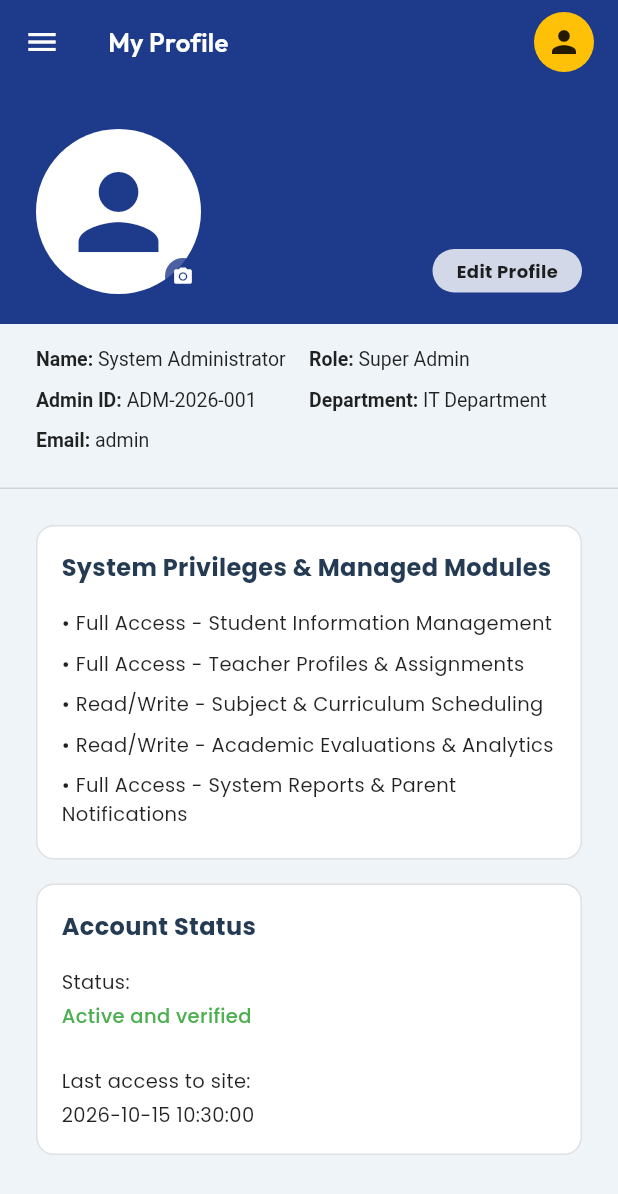
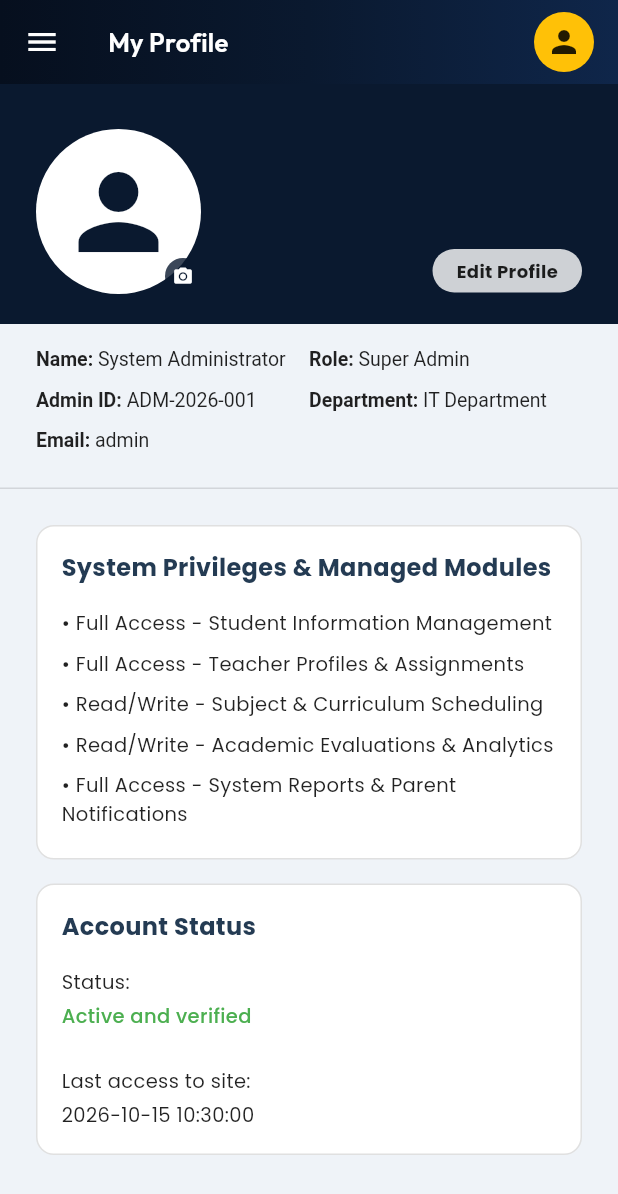
Before and after one commit to HanZeYoo/Academic_System, a Flutter app: the AdminDashboard screen opened directly, after a tap on the "person" icon, on a phone screen of 412 x 824 dp. Shown: the top 1194 px of the screen. Run offline on Flutter 3.47's test engine with Material 3 defaults, Android fonts, the phone set to English and light mode, and no system bars; our stand-ins replace csv, file_picker, firebase_core, firebase_messaging, fl_chart, flutter_local_notifications and 8 more; missing offline and left inert: dart:html, excel, mailer, nfc_manager; accounts and stored records are empty.

Commit message:
color changes of portals

```diff
--- a/lib/screens/admin_dashboard.dart
+++ b/lib/screens/admin_dashboard.dart
@@ -6,7 +6,7 @@ import 'student_management_screen.dart';
 import 'teacher_management_screen.dart';
 import 'subject_class_screen.dart';
 import 'academic_evaluation_screen.dart';
-import 'failure_analytics_screen.dart';
+import 'performance_analytics_screen.dart';
 import 'parent_notification_screen.dart';
 import 'reports_generation_screen.dart';
 import 'announcement_management_screen.dart';
@@ -674,6 +674,10 @@ class _AdminDashboardState extends State<AdminDashboard> {
             backgroundColor: backgroundColor,
             appBar: AppBar(
               backgroundColor: appBarColor,
+              elevation: 0,
+              flexibleSpace: Container(
+                decoration: BoxDecoration(gradient: roleTheme.appBarGradient),
+              ),
               automaticallyImplyLeading: !isDesktop,
               iconTheme: const IconThemeData(color: textWhite),
               title: isDesktop
--- /dev/null
+++ b/lib/screens/failure_analytics_screen.dart
@@ -0,0 +1,2 @@
+// Forwarding export for backward compatibility
+export 'performance_analytics_screen.dart';
--- a/lib/screens/parent_dashboard_screen.dart
+++ b/lib/screens/parent_dashboard_screen.dart
@@ -471,6 +471,9 @@ class _ParentDashboardScreenState extends State<ParentDashboardScreen> {
           appBar: AppBar(
             backgroundColor: roleTheme.primary,
             elevation: 0,
+            flexibleSpace: Container(
+              decoration: BoxDecoration(gradient: roleTheme.appBarGradient),
+            ),
             leading: Builder(
               builder: (ctx) => IconButton(
                 icon: const Icon(Icons.menu, color: Colors.white),
--- a/lib/screens/student_dashboard_screen.dart
+++ b/lib/screens/student_dashboard_screen.dart
@@ -281,6 +281,9 @@ class _StudentDashboardScreenState extends State<StudentDashboardScreen> {
             appBar: AppBar(
               backgroundColor: roleTheme.primary,
               elevation: 0,
+              flexibleSpace: Container(
+                decoration: BoxDecoration(gradient: roleTheme.appBarGradient),
+              ),
               title: Row(
                 children: [
                   Image.asset(
--- a/lib/screens/teacher_dashboard_screen.dart
+++ b/lib/screens/teacher_dashboard_screen.dart
@@ -9,7 +9,7 @@ import 'ecr_import_screen.dart';
 import 'teacher_student_screen.dart';
 import 'shared_profile_screen.dart';
 import 'academic_evaluation_screen.dart';
-import 'failure_analytics_screen.dart';
+import 'performance_analytics_screen.dart';
 import 'parent_notification_screen.dart';
 import 'teacher_attendance_screen.dart';
 import 'reports_generation_screen.dart';
@@ -334,6 +334,9 @@ class _TeacherDashboardScreenState extends State<TeacherDashboardScreen> {
             appBar: AppBar(
               backgroundColor: roleTheme.primary,
               elevation: 0,
+              flexibleSpace: Container(
+                decoration: BoxDecoration(gradient: roleTheme.appBarGradient),
+              ),
               automaticallyImplyLeading: !isDesktop,
               title: isDesktop
                   ? Row(
--- a/lib/utils/role_theme.dart
+++ b/lib/utils/role_theme.dart
@@ -5,6 +5,7 @@ class RoleColorScheme {
   final String roleKey;
   final String displayName;
   final String badgeText;
+  final String portalSubtitle;
 
   /// Primary blue shade (AppBar, primary actions, titles)
   final Color primary;
@@ -45,6 +46,9 @@ class RoleColorScheme {
   /// Gradient for welcome banners or cards
   final LinearGradient cardGradient;
 
+  /// LinearGradient for the Top AppBar
+  final LinearGradient appBarGradient;
+
   /// Icon representing this user role
   final IconData icon;
 
@@ -52,6 +56,7 @@ class RoleColorScheme {
     required this.roleKey,
     required this.displayName,
     required this.badgeText,
+    this.portalSubtitle = '',
     required this.primary,
     required this.primaryDark,
     required this.drawerBackground,
@@ -65,6 +70,7 @@ class RoleColorScheme {
     required this.badgeTextColor,
     required this.scaffoldBackground,
     required this.cardGradient,
+    required this.appBarGradient,
     required this.icon,
   });
 }
@@ -73,130 +79,178 @@ class RoleColorScheme {
 class RoleTheme {
   RoleTheme._();
 
-  // 1. Super Admin: Deep Midnight Navy Blue (Commanding, Secure, Authoritative)
+  // 1. Super Admin: Superior Obsidian Midnight Navy (Executive, Sovereign, Commanding Authority)
   static const RoleColorScheme adminTheme = RoleColorScheme(
     roleKey: 'admin',
     displayName: 'Super Admin',
     badgeText: 'SUPER ADMIN',
-    primary: Color(0xFF1E3A8A), // Midnight Navy Blue (Tailwind Blue 900)
-    primaryDark: Color(0xFF0F1E36),
-    drawerBackground: Color(0xFF0F1E36), // Deep Midnight Navy Drawer
-    drawerHeader: Color(0xFF17294A),
-    drawerSelected: Color(0xFF2563EB), // Vibrant Royal Navy highlight
-    badgeBackground: Color(0x3360A5FA),
-    badgeTextColor: Color(0xFF93C5FD), // Ice Blue
-    scaffoldBackground: Color(0xFFEFF4F9),
+    portalSubtitle: 'Supreme Executive Command',
+    primary: Color(0xFF0A192F), // Obsidian Midnight Navy
+    primaryDark: Color(0xFF050E1C),
+    drawerBackground: Color(0xFF060F1E), // Deepest Sovereign Obsidian Drawer
+    drawerHeader: Color(0xFF0B1B33),
+    drawerSelected: Color(0xFF1D4ED8), // Royal Blue highlight
+    drawerText: Color(0xFFCBD5E1),
+    drawerIcon: Color(0xFF94A3B8),
+    badgeBackground: Color(0x333B82F6),
+    badgeTextColor: Color(0xFF93C5FD), // Ice-Diamond Blue
+    scaffoldBackground: Color(0xFFEFF3F8),
     cardGradient: LinearGradient(
-      colors: [Color(0xFF1E3A8A), Color(0xFF0F1E36)],
+      colors: [Color(0xFF0A1E3F), Color(0xFF050E1C)],
       begin: Alignment.topLeft,
       end: Alignment.bottomRight,
+    ),
+    appBarGradient: LinearGradient(
+      colors: [Color(0xFF060F1E), Color(0xFF0A192F), Color(0xFF0F264A)],
+      begin: Alignment.centerLeft,
+      end: Alignment.centerRight,
     ),
     icon: Icons.admin_panel_settings,
   );
 
-  // 2. Principal: Imperial Indigo-Navy Blue (Executive Leadership, Prestigious)
+  // 2. Principal: Regal Imperial Indigo-Navy (Executive School Leadership, Prestigious)
   static const RoleColorScheme principalTheme = RoleColorScheme(
     roleKey: 'principal',
     displayName: 'Principal',
     badgeText: 'PRINCIPAL',
-    primary: Color(0xFF1D4ED8), // Royal Indigo Blue (Tailwind Blue 700)
-    primaryDark: Color(0xFF132247),
-    drawerBackground: Color(0xFF132247), // Deep Imperial Indigo-Navy Drawer
-    drawerHeader: Color(0xFF1C2F5E),
-    drawerSelected: Color(0xFF3B82F6),
+    portalSubtitle: 'Executive Leadership Portal',
+    primary: Color(0xFF1E3A8A), // Regal Indigo-Navy
+    primaryDark: Color(0xFF0E1E42),
+    drawerBackground: Color(0xFF0A1938), // Imperial Indigo-Navy Drawer
+    drawerHeader: Color(0xFF12244E),
+    drawerSelected: Color(0xFF2563EB),
+    drawerText: Color(0xFFD5DEE9),
+    drawerIcon: Color(0xFFA5B4FC),
     badgeBackground: Color(0x33818CF8),
     badgeTextColor: Color(0xFFA5B4FC), // Lavender Blue
     scaffoldBackground: Color(0xFFF0F4FA),
     cardGradient: LinearGradient(
-      colors: [Color(0xFF1D4ED8), Color(0xFF132247)],
+      colors: [Color(0xFF1E3A8A), Color(0xFF0E1E42)],
       begin: Alignment.topLeft,
       end: Alignment.bottomRight,
+    ),
+    appBarGradient: LinearGradient(
+      colors: [Color(0xFF0E1E42), Color(0xFF1E3A8A), Color(0xFF2563EB)],
+      begin: Alignment.centerLeft,
+      end: Alignment.centerRight,
     ),
     icon: Icons.workspace_premium,
   );
 
-  // 3. Registrar: Steel Ocean Blue (Administrative Records, Precision)
+  // 3. Registrar: Steel Slate Ocean Blue (Records Management, Administrative Precision)
   static const RoleColorScheme registrarTheme = RoleColorScheme(
     roleKey: 'registrar',
     displayName: 'Registrar',
     badgeText: 'REGISTRAR',
-    primary: Color(0xFF0284C7), // Steel Ocean Blue (Tailwind Sky 600)
-    primaryDark: Color(0xFF0C2D48),
-    drawerBackground: Color(0xFF0C2D48), // Deep Steel Ocean Blue Drawer
-    drawerHeader: Color(0xFF133E63),
-    drawerSelected: Color(0xFF0EA5E9),
+    portalSubtitle: 'Records & Enrollment Portal',
+    primary: Color(0xFF0369A1), // Steel Ocean Slate
+    primaryDark: Color(0xFF082F49),
+    drawerBackground: Color(0xFF082842), // Deep Steel Ocean Drawer
+    drawerHeader: Color(0xFF0E385C),
+    drawerSelected: Color(0xFF0284C7),
+    drawerText: Color(0xFFE0F2FE),
+    drawerIcon: Color(0xFF7DD3FC),
     badgeBackground: Color(0x3338BDF8),
-    badgeTextColor: Color(0xFF7DD3FC), // Sky Blue
+    badgeTextColor: Color(0xFF7DD3FC), // Sky Steel Blue
     scaffoldBackground: Color(0xFFF0F6FA),
     cardGradient: LinearGradient(
-      colors: [Color(0xFF0284C7), Color(0xFF0C2D48)],
+      colors: [Color(0xFF0369A1), Color(0xFF082F49)],
       begin: Alignment.topLeft,
       end: Alignment.bottomRight,
+    ),
+    appBarGradient: LinearGradient(
+      colors: [Color(0xFF082842), Color(0xFF0369A1), Color(0xFF0284C7)],
+      begin: Alignment.centerLeft,
+      end: Alignment.centerRight,
     ),
     icon: Icons.badge_outlined,
   );
 
-  // 4. Teacher: Classic Scholastic Sapphire Blue (Guiding, Scholarly, Trusted)
+  // 4. Teacher: Classic Scholastic Sapphire Navy (Same institutional vibe, but lower authority / classroom-focused)
   static const RoleColorScheme teacherTheme = RoleColorScheme(
     roleKey: 'teacher',
     displayName: 'Teacher',
-    badgeText: 'TEACHER',
-    primary: Color(0xFF1565C0), // Classic Scholastic Sapphire (Material Blue 800)
-    primaryDark: Color(0xFF0D47A1),
-    drawerBackground: Color(0xFF0E2A47), // Rich Sapphire Navy Drawer
-    drawerHeader: Color(0xFF163C63),
-    drawerSelected: Color(0xFF1976D2), // Sapphire Blue highlight
-    badgeBackground: Color(0x3364B5F6),
-    badgeTextColor: Color(0xFF90CAF9), // Soft Sapphire Blue
-    scaffoldBackground: Color(0xFFF0F5FA),
+    badgeText: 'FACULTY TEACHER',
+    portalSubtitle: 'Faculty & Classroom Instruction',
+    primary: Color(0xFF1E40AF), // Scholastic Royal Sapphire (Tailwind Blue 800)
+    primaryDark: Color(0xFF172554),
+    drawerBackground: Color(0xFF112D4E), // Warm Academic Sapphire Navy Drawer
+    drawerHeader: Color(0xFF1A3F6B),
+    drawerSelected: Color(0xFF2563EB), // Sapphire Blue highlight
+    drawerText: Color(0xFFD8E6F8),
+    drawerIcon: Color(0xFFA5C9F3),
+    badgeBackground: Color(0x3360A5FA),
+    badgeTextColor: Color(0xFFBFDBFE), // Soft Sapphire Tint
+    scaffoldBackground: Color(0xFFF1F5F9),
     cardGradient: LinearGradient(
-      colors: [Color(0xFF1565C0), Color(0xFF0D47A1)],
+      colors: [Color(0xFF1E40AF), Color(0xFF172554)],
       begin: Alignment.topLeft,
       end: Alignment.bottomRight,
+    ),
+    appBarGradient: LinearGradient(
+      colors: [Color(0xFF172554), Color(0xFF1E40AF), Color(0xFF2563EB)],
+      begin: Alignment.centerLeft,
+      end: Alignment.centerRight,
     ),
     icon: Icons.co_present,
   );
 
-  // 5. Student: Vibrant Cerulean & Sky Blue (Youthful, Energetic, Inspiring)
+  // 5. Student: Cheerful Electric Cerulean & Cyan-Sky Blue (Friendly, Youthful, Energetic, Inspiring)
   static const RoleColorScheme studentTheme = RoleColorScheme(
     roleKey: 'student',
     displayName: 'Student',
-    badgeText: 'STUDENT',
-    primary: Color(0xFF0288D1), // Electric Sky Blue (Light Blue 700)
-    primaryDark: Color(0xFF01579B),
-    drawerBackground: Color(0xFF0B3354), // Deep Cerulean Ocean Drawer
-    drawerHeader: Color(0xFF104672),
-    drawerSelected: Color(0xFF039BE5), // Electric Sky Blue highlight
-    badgeBackground: Color(0x334FC3F7),
-    badgeTextColor: Color(0xFF81D4FA), // Bright Sky Blue
-    scaffoldBackground: Color(0xFFEDF7FC),
+    badgeText: 'STUDENT PORTAL',
+    portalSubtitle: 'Learning Journey & Growth',
+    primary: Color(0xFF0096C7), // Bright Friendly Electric Cerulean (Vivid Sky Blue)
+    primaryDark: Color(0xFF0077B6),
+    drawerBackground: Color(0xFF075985), // Vibrant Bright Cerulean Ocean Drawer (Tailwind Sky 800)
+    drawerHeader: Color(0xFF0369A1),
+    drawerSelected: Color(0xFF0EA5E9), // Vivid Electric Cyan-Sky highlight
+    drawerText: Color(0xFFF0F9FF),
+    drawerIcon: Color(0xFFBAE6FD),
+    badgeBackground: Color(0x3338BDF8),
+    badgeTextColor: Color(0xFF67E8F9), // Electric Cyan
+    scaffoldBackground: Color(0xFFF0F9FF), // Bright energizing sky tint
     cardGradient: LinearGradient(
-      colors: [Color(0xFF0288D1), Color(0xFF01579B)],
+      colors: [Color(0xFF0096C7), Color(0xFF0077B6)],
       begin: Alignment.topLeft,
       end: Alignment.bottomRight,
     ),
-    icon: Icons.school,
+    appBarGradient: LinearGradient(
+      colors: [Color(0xFF0077B6), Color(0xFF0096C7), Color(0xFF00B4D8)],
+      begin: Alignment.centerLeft,
+      end: Alignment.centerRight,
+    ),
+    icon: Icons.school_rounded,
   );
 
-  // 6. Parent: Twilight Marine Slate Blue (Supportive, Calm, Family Guardian)
+  // 6. Parent: Soft Light Marine Sky Blue (More Lighter, Approachable, Calm, Family Guardian)
   static const RoleColorScheme parentTheme = RoleColorScheme(
     roleKey: 'parent',
     displayName: 'Parent',
-    badgeText: 'PARENT',
-    primary: Color(0xFF316395), // Warm Twilight Marine Blue
-    primaryDark: Color(0xFF1E3A5F),
-    drawerBackground: Color(0xFF1B2E48), // Twilight Slate Navy Drawer
-    drawerHeader: Color(0xFF263F61),
-    drawerSelected: Color(0xFF3B72A8), // Twilight Slate highlight
-    badgeBackground: Color(0x3390CAF9),
-    badgeTextColor: Color(0xFFBBDEFB), // Periwinkle Tint
-    scaffoldBackground: Color(0xFFF2F6FA),
+    badgeText: 'PARENT PORTAL',
+    portalSubtitle: 'Family & Home Collaboration',
+    primary: Color(0xFF2B81B7), // Soft Light Marine Sky Blue
+    primaryDark: Color(0xFF1C5982),
+    drawerBackground: Color(0xFF1E4870), // Soft Lighter Twilight Marine Drawer (Visibly much lighter)
+    drawerHeader: Color(0xFF2B5C8A),
+    drawerSelected: Color(0xFF3892C8), // Soft Morning Sky highlight
+    drawerText: Color(0xFFE6F2FA),
+    drawerIcon: Color(0xFFBCE0F5),
+    badgeBackground: Color(0x33BAE6FD),
+    badgeTextColor: Color(0xFFBAE6FD), // Soft Morning Sky Tint
+    scaffoldBackground: Color(0xFFF4F9FD), // Airy, welcoming, comforting sky tint
     cardGradient: LinearGradient(
-      colors: [Color(0xFF316395), Color(0xFF1E3A5F)],
+      colors: [Color(0xFF358FC5), Color(0xFF1F5E87)],
       begin: Alignment.topLeft,
       end: Alignment.bottomRight,
     ),
-    icon: Icons.family_restroom,
+    appBarGradient: LinearGradient(
+      colors: [Color(0xFF1F5E87), Color(0xFF2B81B7), Color(0xFF3A94CC)],
+      begin: Alignment.centerLeft,
+      end: Alignment.centerRight,
+    ),
+    icon: Icons.family_restroom_rounded,
   );
 
   /// Returns the corresponding [RoleColorScheme] for any role string.
```
